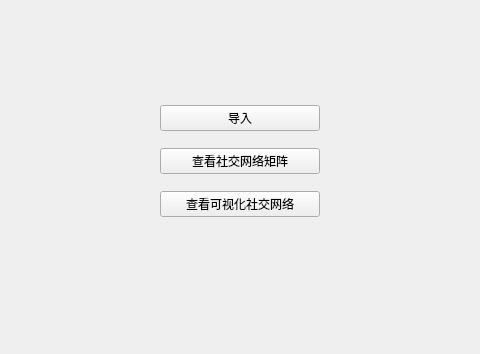
Before: the Qt Designer form network_qt/widget.ui in Casdos/SocialNetwork, drawn with Qt 5; both pictures show x 120 to 600 and y 246 to 600 of the 800 by 600 pixel window.
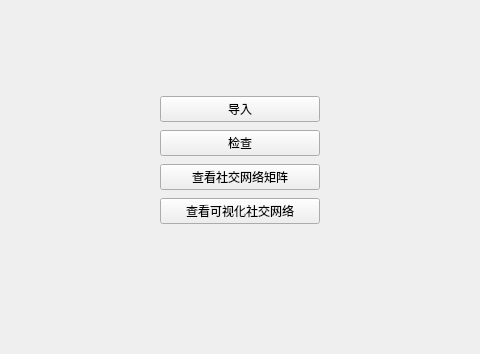
After: the same form once the commit is applied.

The edit to the form file:
```diff
--- a/network_qt/widget.ui
+++ b/network_qt/widget.ui
@@ -43,6 +43,13 @@
       </property>
      </widget>
     </item>
+    <item>
+     <widget class="QPushButton" name="pushButton">
+      <property name="text">
+       <string>检查</string>
+      </property>
+     </widget>
+    </item>
     <item>
      <widget class="QPushButton" name="pushButton_3">
       <property name="text">
```
